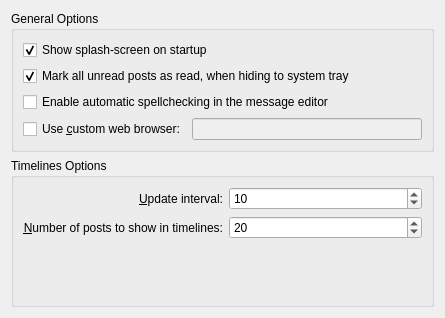
This is choqok/config/behavior/behaviorconfig_general.ui in KDE/choqok as Qt 5 draws it before an edit. The edited form follows.
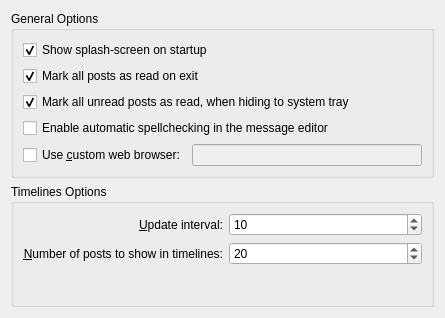
This is the edited form. Custom widgets are drawn as their Qt base class.

Commit message: Patch from farbing: Add the read status to notices and save it in the timeline backup. When choqok is restarted load the read status from the backup. It also adds a configuration option to disable the restoring of the read status from the backup (restoring disabled by default to keep the original behaviour).

Diff of the .ui file:
```diff
--- a/choqok/config/behavior/behaviorconfig_general.ui
+++ b/choqok/config/behavior/behaviorconfig_general.ui
@@ -27,6 +27,16 @@
         </property>
        </widget>
       </item>
+      <item>
+       <widget class="QCheckBox" name="kcfg_markAllAsReadOnExit">
+        <property name="text">
+         <string>Mark all posts as read on exit</string>
+        </property>
+        <property name="checked">
+         <bool>true</bool>
+        </property>
+       </widget>
+      </item>
       <item>
        <widget class="QCheckBox" name="kcfg_markAllAsReadOnHideToSystray">
         <property name="toolTip">
```
The commit also changes 8 other files.
